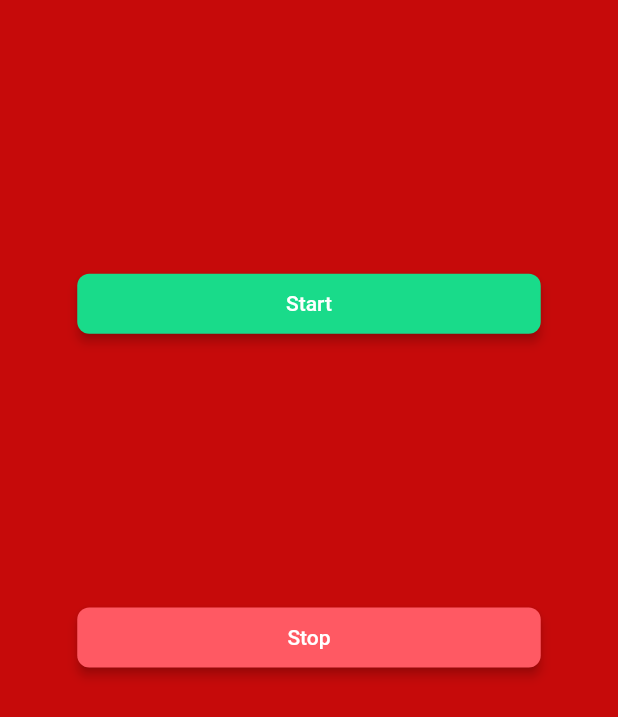
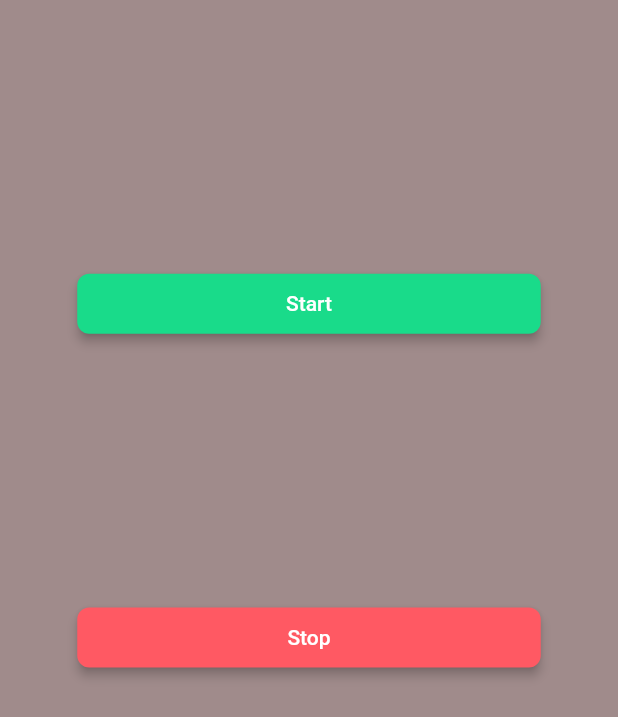
Before and after one commit to opielapatryk/SpeechPromptAI, a Flutter app: the screen it shows after launch, on a phone screen of 412 x 824 dp. Shown: the top 717 px of the screen. Run offline on Flutter 3.47's test engine with Material 3 defaults, Android fonts, the phone set to English and light mode, and no system bars; drawn by our look-alikes of auto_size_text; our stand-ins replace cross_file, equatable, font_awesome_flutter, from_css_color, go_router, google_fonts and 4 more; missing offline and left inert: json_path, mime_type, record; Roboto replaces fonts that are missing (Readex Pro).

Commit message:
Updating to latest FlutterFlow output.

```diff
--- a/lib/pages/home_page/home_page_model.dart
+++ b/lib/pages/home_page/home_page_model.dart
@@ -7,7 +7,6 @@ import 'package:record/record.dart';
 class HomePageModel extends FlutterFlowModel<HomePageWidget> {
   ///  State fields for stateful widgets in this page.
 
-  final unfocusNode = FocusNode();
   AudioRecorder? audioRecorder;
   String? recording;
   FFUploadedFile recordedFileBytes =
@@ -23,7 +22,5 @@ class HomePageModel extends FlutterFlowModel<HomePageWidget> {
   void initState(BuildContext context) {}
 
   @override
-  void dispose() {
-    unfocusNode.dispose();
-  }
+  void dispose() {}
 }
--- a/lib/pages/home_page/home_page_widget.dart
+++ b/lib/pages/home_page/home_page_widget.dart
@@ -48,12 +48,10 @@ class _HomePageWidgetState extends State<HomePageWidget> {
     context.watch<FFAppState>();
 
     return GestureDetector(
-      onTap: () => _model.unfocusNode.canRequestFocus
-          ? FocusScope.of(context).requestFocus(_model.unfocusNode)
-          : FocusScope.of(context).unfocus(),
+      onTap: () => FocusScope.of(context).unfocus(),
       child: Scaffold(
         key: scaffoldKey,
-        backgroundColor: const Color(0xFFC60A0A),
+        backgroundColor: const Color(0xFFA08B8B),
         body: SafeArea(
           top: true,
           child: Column(
```
